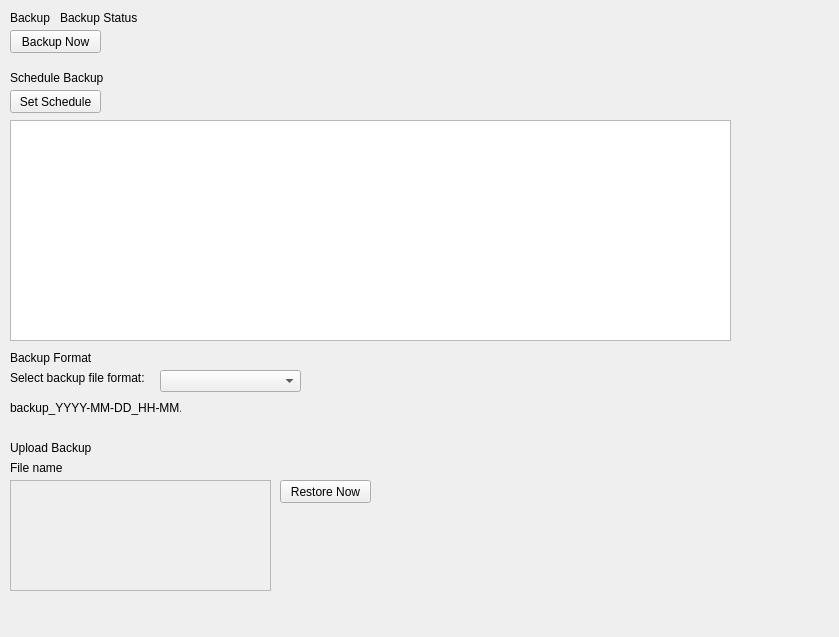
Before: the Qt Designer form app/src/ui/NEW/backupRestore_page.ui in Kazu0210/Inventory-System, drawn with Qt 5.
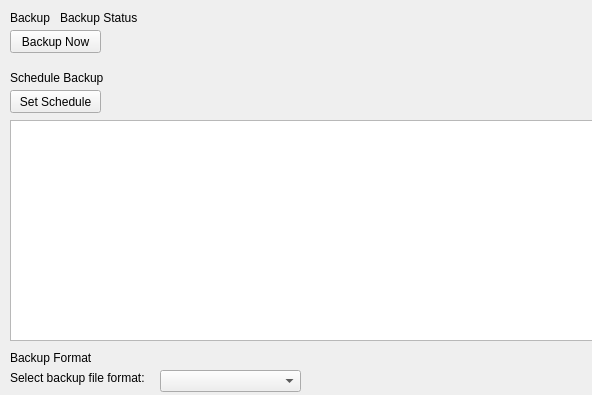
After: the same form once the commit is applied.

Diff of the .ui file:
```diff
--- a/app/src/ui/NEW/backupRestore_page.ui
+++ b/app/src/ui/NEW/backupRestore_page.ui
@@ -6,8 +6,8 @@
    <rect>
     <x>0</x>
     <y>0</y>
-    <width>839</width>
-    <height>637</height>
+    <width>592</width>
+    <height>395</height>
    </rect>
   </property>
   <property name="windowTitle">
```
